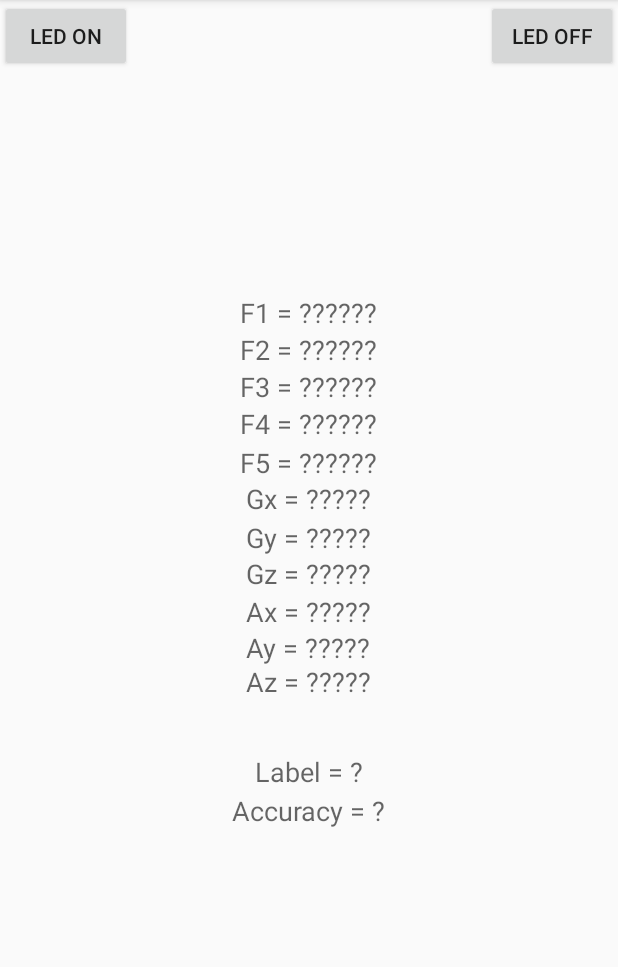
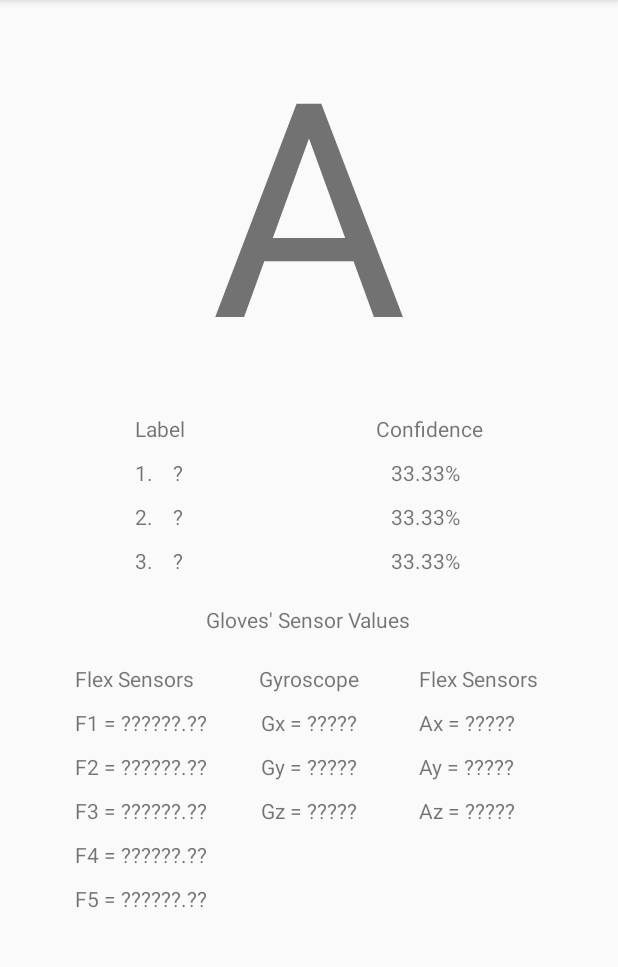
Before and after one commit to jvgcalites/FilipinoSignLanguageToTextConverterUsingKNN, an Android app: the MainActivity screen opened directly, with no data from a screen before it, on a phone screen of 412 x 824 dp, the part 84-1051 px from its top. Run offline under Robolectric (Android 15) with nearby library versions, the phone set to English and light mode, and no system bars; network calls fail; 7 statements that could not run were skipped.

Commit message:
version2.0
+ improved UI
+ shows the top 3 label and their confidence

```diff
--- a/Codes/Android Studio/wingoodharry/app/src/main/java/com/example/wingoodharry/MainActivity.java
+++ b/Codes/Android Studio/wingoodharry/app/src/main/java/com/example/wingoodharry/MainActivity.java
@@ -12,6 +12,7 @@ import java.io.IOException;
 import java.io.InputStream;
 import java.io.InputStreamReader;
 import java.io.OutputStream;
+import java.text.DecimalFormat;
 import java.util.ArrayList;
 import java.util.HashMap;
 import java.util.List;
@@ -33,9 +34,10 @@ import android.os.Bundle;
 
 public class MainActivity extends AppCompatActivity {
 
-    Button btnOn, btnOff;
     TextView txtArduino, txtString, txtStringLength, sensorView0, sensorView1, sensorView2, sensorView3,
     sensorView4, sensorView5, sensorView6, sensorView7, sensorView8, sensorView9, sensorView10, label, accuracy;
+    TextView flex1, flex2, flex3, flex4, flex5, gyroX, gyroY, gyroZ, accX, accY, accZ;
+    TextView letter, label1, label2, label3, confidence1, confidence2, confidence3;
     Handler bluetoothIn;
 
     final int handlerState = 0;                        //used to identify handler message
@@ -58,24 +60,26 @@ public class MainActivity extends AppCompatActivity {
         setContentView(R.layout.activity_main2);
 
         //Link the buttons and textViews to respective views
-        btnOn = (Button) findViewById(R.id.buttonOn);
-        btnOff = (Button) findViewById(R.id.buttonOff);
         txtString = (TextView) findViewById(R.id.txtString);
         txtStringLength = (TextView) findViewById(R.id.testView1);
-        sensorView0 = (TextView) findViewById(R.id.sensorView0);
-        sensorView1 = (TextView) findViewById(R.id.sensorView1);
-        sensorView2 = (TextView) findViewById(R.id.sensorView2);
-        sensorView3 = (TextView) findViewById(R.id.sensorView3);
-        sensorView4 = (TextView) findViewById(R.id.sensorView4);
-        sensorView5 = (TextView) findViewById(R.id.sensorView5);
-        sensorView6 = (TextView) findViewById(R.id.sensorView6);
-        sensorView7 = (TextView) findViewById(R.id.sensorView7);
-        sensorView8 = (TextView) findViewById(R.id.sensorView8);
-        sensorView9 = (TextView) findViewById(R.id.sensorView9);
-        sensorView10 = (TextView) findViewById(R.id.sensorView10);
-        label = (TextView) findViewById((R.id.label));
-        accuracy = (TextView) findViewById(R.id.accuracy);
-
+        flex1 = (TextView) findViewById(R.id.FlexSensor1);
+        flex2 = (TextView) findViewById(R.id.FlexSensor2);
+        flex3 = (TextView) findViewById(R.id.FlexSensor3);
+        flex4 = (TextView) findViewById(R.id.FlexSensor4);
+        flex5 = (TextView) findViewById(R.id.FlexSensor5);
+        gyroX = (TextView) findViewById(R.id.GyroX);
+        gyroY = (TextView) findViewById(R.id.GyroY);
+        gyroZ = (TextView) findViewById(R.id.GyroZ);
+        accX = (TextView) findViewById(R.id.AccelerometerX);
+        accY = (TextView) findViewById(R.id.AccelerometerY);
+        accZ = (TextView) findViewById(R.id.AcceleromterZ);
+        letter = (TextView) findViewById(R.id.text_letter);
+        label1 = (TextView) findViewById(R.id.text_label1);
+        label2 = (TextView) findViewById(R.id.text_label2);
+        label3 = (TextView) findViewById(R.id.text_label3);
+        confidence1 = (TextView) findViewById(R.id.text_confidence1);
+        confidence2 = (TextView) findViewById(R.id.text_confidence2);
+        confidence3 = (TextView) findViewById(R.id.text_confidence3);
 
         bluetoothIn = new Handler() {
             @SuppressLint("HandlerLeak")
@@ -105,30 +109,18 @@ public class MainActivity extends AppCompatActivity {
                             String ax = values[8];
                             String ay = values[9];
                             String az = values[10];
-                            /*
-                            String f1 = recDataString.substring(1, 7);
-                            String f2 = recDataString.substring(8, 14);
-                            String f3 = recDataString.substring(15, 21);
-                            String f4 = recDataString.substring(22, 28);
-                            String f5 = recDataString.substring(29, 35);
-                            String gx = recDataString.substring(36, 41);
-                            String gy = recDataString.substring(42, 47);
-                            String gz = recDataString.substring(48, 53);
-                            String ax = recDataString.substring(54, 59);
-                            String ay = recDataString.substring(60, 65);
-                            String az = recDataString.substring(66, 71);
-                            */
-                            sensorView0.setText(" F1 = " + f1);
-                            sensorView1.setText(" F2 = " + f2);
-                            sensorView2.setText(" F3 = " + f3);
-                            sensorView3.setText(" F4 = " + f4);
-                            sensorView4.setText(" F5 = " + f5);
-                            sensorView5.setText(" Gx = " + gx);
-                            sensorView6.setText(" Gy = " + gy);
-                            sensorView7.setText(" Gz = " + gz);
-                            sensorView8.setText(" Ax = " + ax);
-                            sensorView9.setText(" Ay = " + ay);
-                            sensorView10.setText(" Az = " + az);
+
+                            flex1.setText(" F1 = " + f1);
+                            flex2.setText(" F2 = " + f2);
+                            flex3.setText(" F3 = " + f3);
+                            flex4.setText(" F4 = " + f4);
+                            flex5.setText(" F5 = " + f5);
+                            gyroX.setText(" Gx = " + gx);
+                            gyroY.setText(" Gy = " + gy);
+                            gyroZ.setText(" Gz = " + gz);
+                            accX.setText(" Ax = " + ax);
+                            accY.setText(" Ay = " + ay);
+                            accZ.setText(" Az = " + az);
 
                             double flex1, flex2, flex3, flex4, flex5, gyrox, gyroy, gyroz, accx, accy, accz;
                             flex1 = Double.parseDouble(f1);
@@ -227,8 +219,14 @@ public class MainActivity extends AppCompatActivity {
                                     hshmap.put(str, 1); // else insert it in the map.
                             }
                             // Traverse the map for the maximum value.
-                            String max_str = "";
-                            int maxVal = 0;
+                            String[] label = new String[3];
+                            int[] value = new int[3];
+
+                            String max_str;
+                            int maxVal;
+                            for(int ctr = 0; ctr < 3 ; ctr++){
+                                max_str = "";
+                                maxVal = 0;
                                 for (Map.Entry<String,Integer> entry : hshmap.entrySet())
                                 {
                                     String key = entry.getKey();
@@ -242,9 +240,28 @@ public class MainActivity extends AppCompatActivity {
                                     else if (count == maxVal && max_str.compareTo(key) > 0)
                                         max_str = key;
                                 }
-                            double acc = (maxVal/(double)k)*100;
-                            label.setText("Label = " + max_str);
-                            accuracy.setText("Accuracy = " + acc + "%");
+                                if(maxVal == 0) {
+                                    label[ctr] = "-";
+                                    value[ctr] = 0;
+                                }
+                                else {
+                                    label[ctr] = max_str;
+                                    value[ctr] = maxVal;
+                                }
+                                hshmap.remove(max_str);
+                            }
+                            double conf1 = (value[0]/(double)k)*100;
+                            double conf2 = (value[1]/(double)k)*100;
+                            double conf3 = (value[2]/(double)k)*100;
+                            //print the text to ui
+                            letter.setText(label[0]);
+                            label1.setText("1.    " + label[0]);
+                            label2.setText("2.    " + label[1]);
+                            label3.setText("3.    " + label[2]);
+                            DecimalFormat df2 = new DecimalFormat("#.##");
+                            confidence1.setText(df2.format(conf1) + "%");
+                            confidence2.setText(df2.format(conf2) + "%");
+                            confidence3.setText(df2.format(conf3) + "%");
                         }
                         recDataString.delete(0, recDataString.length());                    //clear all string data
                         // strIncom =" ";
@@ -256,21 +273,6 @@ public class MainActivity extends AppCompatActivity {
 
         btAdapter = BluetoothAdapter.getDefaultAdapter();       // get Bluetooth adapter
         checkBTState();
-
-        // Set up onClick listeners for buttons to send 1 or 0 to turn on/off LED
-        btnOff.setOnClickListener(new OnClickListener() {
-            public void onClick(View v) {
-                mConnectedThread.write("0");    // Send "0" via Bluetooth
-                Toast.makeText(getBaseContext(), "Turn off LED", Toast.LENGTH_SHORT).show();
-            }
-        });
-
-        btnOn.setOnClickListener(new OnClickListener() {
-            public void onClick(View v) {
-                mConnectedThread.write("1");    // Send "1" via Bluetooth
-                Toast.makeText(getBaseContext(), "Turn on LED", Toast.LENGTH_SHORT).show();
-            }
-        });
     }
 
     private BluetoothSocket createBluetoothSocket(BluetoothDevice device) throws IOException {
--- a/Codes/Android Studio/wingoodharry/app/src/main/res/layout/activity_main2.xml
+++ b/Codes/Android Studio/wingoodharry/app/src/main/res/layout/activity_main2.xml
@@ -8,84 +8,232 @@
     android:paddingTop="@dimen/activity_vertical_margin" >
 
     <TextView
-        android:id="@+id/accuracy"
+        android:id="@+id/text_letter"
         android:layout_width="wrap_content"
         android:layout_height="wrap_content"
-        android:layout_below="@+id/sensorView2"
-        android:layout_marginTop="258dp"
         android:layout_centerHorizontal="true"
-        android:text="Accuracy = ?"
-        android:textAppearance="?android:attr/textAppearanceMedium" />
+        android:text="A"
+        android:textSize="200dp"
+        />
+    <!--Labels-->
+    <TextView
+        android:id="@+id/text_label"
+        android:layout_width="wrap_content"
+        android:layout_height="wrap_content"
+        android:layout_below="@+id/text_letter"
+        android:layout_marginTop="10dp"
+        android:layout_marginLeft="90dp"
+        android:text="Label" />
 
     <TextView
-        android:id="@+id/label"
+        android:id="@+id/text_label1"
         android:layout_width="wrap_content"
         android:layout_height="wrap_content"
-        android:layout_below="@+id/sensorView2"
-        android:layout_marginTop="232dp"
-        android:layout_centerHorizontal="true"
-        android:text="Label = ?"
-        android:textAppearance="?android:attr/textAppearanceMedium" />
+        android:layout_below="@+id/text_label"
+        android:layout_marginTop="10dp"
+        android:layout_marginLeft="90dp"
+        android:text="1.    ?" />
 
     <TextView
-        android:id="@+id/sensorView10"
+        android:id="@+id/text_label2"
         android:layout_width="wrap_content"
         android:layout_height="wrap_content"
-        android:layout_below="@+id/sensorView2"
-        android:layout_marginTop="172dp"
-        android:layout_centerHorizontal="true"
-        android:text="Az = ?????"
-        android:textAppearance="?android:attr/textAppearanceMedium" />
+        android:layout_below="@+id/text_label1"
+        android:layout_marginTop="10dp"
+        android:layout_marginLeft="90dp"
+        android:text="2.    ?" />
 
     <TextView
-        android:id="@+id/sensorView9"
+        android:id="@+id/text_label3"
         android:layout_width="wrap_content"
         android:layout_height="wrap_content"
-        android:layout_below="@+id/sensorView2"
-        android:layout_marginTop="149dp"
-        android:layout_centerHorizontal="true"
-        android:text="Ay = ?????"
-        android:textAppearance="?android:attr/textAppearanceMedium" />
+        android:layout_below="@+id/text_label2"
+        android:layout_marginTop="10dp"
+        android:layout_marginLeft="90dp"
+        android:text="3.    ?" />
+
+
+    <!--Confidence-->
+    <TextView
+        android:id="@+id/text_confidence"
+        android:layout_width="wrap_content"
+        android:layout_height="wrap_content"
+        android:layout_below="@+id/text_letter"
+        android:layout_marginTop="10dp"
+        android:layout_alignParentRight="true"
+        android:layout_marginRight="90dp"
+        android:text="Confidence" />
 
     <TextView
-        android:id="@+id/sensorView8"
+        android:id="@+id/text_confidence1"
         android:layout_width="wrap_content"
         android:layout_height="wrap_content"
-        android:layout_below="@+id/sensorView2"
-        android:layout_marginTop="125dp"
-        android:layout_centerHorizontal="true"
-        android:text="Ax = ?????"
-        android:textAppearance="?android:attr/textAppearanceMedium" />
+        android:layout_below="@+id/text_confidence"
+        android:layout_marginTop="10dp"
+        android:layout_alignParentRight="true"
+        android:layout_marginRight="105dp"
+        android:text="33.33%" />
 
     <TextView
-        android:id="@+id/sensorView7"
+        android:id="@+id/text_confidence2"
         android:layout_width="wrap_content"
         android:layout_height="wrap_content"
-        android:layout_below="@+id/sensorView2"
-        android:layout_marginTop="100dp"
-        android:layout_centerHorizontal="true"
-        android:text="Gz = ?????"
-        android:textAppearance="?android:attr/textAppearanceMedium" />
+        android:layout_below="@+id/text_label1"
+        android:layout_marginTop="10dp"
+        android:layout_alignParentRight="true"
+        android:layout_marginRight="105dp"
+        android:text="33.33%" />
 
     <TextView
-        android:id="@+id/sensorView6"
+        android:id="@+id/text_confidence3"
         android:layout_width="wrap_content"
         android:layout_height="wrap_content"
-        android:layout_below="@+id/sensorView2"
+        android:layout_below="@+id/text_label2"
+        android:layout_marginTop="10dp"
+        android:layout_alignParentRight="true"
+        android:layout_marginRight="105dp"
+        android:text="33.33%" />
+    <!--Gloves' Sensor Values-->
+    <TextView
+        android:id="@+id/GloveSensorValues"
+        android:layout_width="wrap_content"
+        android:layout_height="wrap_content"
+        android:layout_below="@id/text_label3"
+        android:layout_marginTop="20dp"
         android:layout_centerHorizontal="true"
-        android:layout_marginTop="76dp"
-        android:text="Gy = ?????"
-        android:textAppearance="?android:attr/textAppearanceMedium" />
+        android:text="Gloves' Sensor Values" />
+    <!--Flex Sensor-->
+    <TextView
+        android:id="@+id/FlexSensor"
+        android:layout_width="wrap_content"
+        android:layout_height="wrap_content"
+        android:layout_below="@id/GloveSensorValues"
+        android:layout_marginTop="20dp"
+        android:layout_marginLeft="50dp"
+        android:text="Flex Sensors" />
 
     <TextView
-        android:id="@+id/sensorView4"
+        android:id="@+id/FlexSensor1"
         android:layout_width="wrap_content"
         android:layout_height="wrap_content"
-        android:layout_below="@+id/sensorView2"
-        android:layout_marginTop="26dp"
+        android:layout_below="@id/FlexSensor"
+        android:layout_marginTop="10dp"
+        android:layout_marginLeft="50dp"
+        android:text="F1 = ??????.??" />
+
+    <TextView
+        android:id="@+id/FlexSensor2"
+        android:layout_width="wrap_content"
+        android:layout_height="wrap_content"
+        android:layout_below="@+id/FlexSensor1"
+        android:layout_marginTop="10dp"
+        android:layout_marginLeft="50dp"
+        android:text="F2 = ??????.??" />
+
+    <TextView
+        android:id="@+id/FlexSensor3"
+        android:layout_width="wrap_content"
+        android:layout_height="wrap_content"
+        android:layout_below="@+id/FlexSensor2"
+        android:layout_marginTop="10dp"
+        android:layout_marginLeft="50dp"
+        android:text="F3 = ??????.??" />
+
+    <TextView
+        android:id="@+id/FlexSensor4"
+        android:layout_width="wrap_content"
+        android:layout_height="wrap_content"
+        android:layout_below="@+id/FlexSensor3"
+        android:layout_marginTop="10dp"
+        android:layout_marginLeft="50dp"
+        android:text="F4 = ??????.??" />
+
+    <TextView
+        android:id="@+id/FlexSensor5"
+        android:layout_width="wrap_content"
+        android:layout_height="wrap_content"
+        android:layout_below="@+id/FlexSensor4"
+        android:layout_marginTop="10dp"
+        android:layout_marginLeft="50dp"
+        android:text="F5 = ??????.??" />
+    <!--GyroScope-->
+    <TextView
+        android:id="@+id/Gyroscope"
+        android:layout_width="wrap_content"
+        android:layout_height="wrap_content"
+        android:layout_below="@id/GloveSensorValues"
+        android:layout_marginTop="20dp"
         android:layout_centerHorizontal="true"
-        android:text="F5 = ??????"
-        android:textAppearance="?android:attr/textAppearanceMedium" />
+        android:text="Gyroscope" />
+
+    <TextView
+        android:id="@+id/GyroX"
+        android:layout_width="wrap_content"
+        android:layout_height="wrap_content"
+        android:layout_below="@+id/Gyroscope"
+        android:layout_centerHorizontal="true"
+        android:layout_marginTop="10dp"
+        android:text="Gx = ?????" />
+
+    <TextView
+        android:id="@+id/GyroY"
+        android:layout_width="wrap_content"
+        android:layout_height="wrap_content"
+        android:layout_below="@+id/GyroX"
+        android:layout_centerHorizontal="true"
+        android:layout_marginTop="10dp"
+        android:text="Gy = ?????" />
+
+    <TextView
+        android:id="@+id/GyroZ"
+        android:layout_width="wrap_content"
+        android:layout_height="wrap_content"
+        android:layout_below="@+id/GyroY"
+        android:layout_marginTop="10dp"
+        android:layout_centerHorizontal="true"
+        android:text="Gz = ?????" />
+
+<!--Accelerometer-->
+
+    <TextView
+        android:id="@+id/Accelerometer"
+        android:layout_width="wrap_content"
+        android:layout_height="wrap_content"
+        android:layout_below="@id/GloveSensorValues"
+        android:layout_toRightOf="@id/Gyroscope"
+        android:layout_marginTop="20dp"
+        android:layout_marginLeft="40dp"
+        android:layout_centerHorizontal="true"
+        android:text="Flex Sensors" />
+
+    <TextView
+        android:id="@+id/AccelerometerX"
+        android:layout_width="wrap_content"
+        android:layout_height="wrap_content"
+        android:layout_below="@+id/Accelerometer"
+        android:layout_toRightOf="@id/Gyroscope"
+        android:layout_marginTop="10dp"
+        android:layout_marginLeft="40dp"
+        android:text="Ax = ?????" />
+    <TextView
+        android:id="@id/AccelerometerY"
+        android:layout_width="wrap_content"
+        android:layout_height="wrap_content"
+        android:layout_below="@+id/AccelerometerX"
+        android:layout_toRightOf="@id/Gyroscope"
+        android:layout_marginTop="10dp"
+        android:layout_marginLeft="40dp"
+        android:text="Ay = ?????" />
+
+    <TextView
+        android:id="@+id/AcceleromterZ"
+        android:layout_width="wrap_content"
+        android:layout_height="wrap_content"
+        android:layout_below="@+id/AccelerometerY"
+        android:layout_toRightOf="@id/Gyroscope"
+        android:layout_marginTop="10dp"
+        android:layout_marginLeft="40dp"
+        android:text="Az = ?????" />
 
     <TextView
         android:id="@+id/testView1"
@@ -104,66 +252,4 @@
         android:text=""
         android:textSize="15sp" />
 
-    <Button
-        android:id="@+id/buttonOn"
-        android:layout_width="wrap_content"
-        android:layout_height="wrap_content"
-        android:layout_alignParentLeft="true"
-        android:layout_alignParentTop="true"
-        android:text="LED ON" />
-
-    <Button
-        android:id="@+id/buttonOff"
-        android:layout_width="wrap_content"
-        android:layout_height="wrap_content"
-        android:layout_alignBottom="@+id/buttonOn"
-        android:layout_alignParentRight="true"
-        android:text="LED OFF" />
-
-    <TextView
-        android:id="@+id/sensorView1"
-        android:layout_width="wrap_content"
-        android:layout_height="wrap_content"
-        android:layout_below="@+id/sensorView0"
-        android:layout_centerHorizontal="true"
-        android:text="F2 = ??????"
-        android:textAppearance="?android:attr/textAppearanceMedium" />
-
-    <TextView
-        android:id="@+id/sensorView2"
-        android:layout_width="wrap_content"
-        android:layout_height="wrap_content"
-        android:layout_below="@+id/sensorView1"
-        android:layout_centerHorizontal="true"
-        android:text="F3 = ??????"
-        android:textAppearance="?android:attr/textAppearanceMedium" />
-
-    <TextView
-        android:id="@+id/sensorView3"
-        android:layout_width="wrap_content"
-        android:layout_height="wrap_content"
-        android:layout_below="@+id/sensorView2"
-        android:layout_centerHorizontal="true"
-        android:text="F4 = ??????"
-        android:textAppearance="?android:attr/textAppearanceMedium" />
-
-    <TextView
-        android:id="@+id/sensorView0"
-        android:layout_width="wrap_content"
-        android:layout_height="wrap_content"
-        android:layout_centerHorizontal="true"
-        android:layout_marginTop="196dp"
-        android:text="F1 = ??????"
-        android:textAppearance="?android:attr/textAppearanceMedium" />
-
-    <TextView
-        android:id="@+id/sensorView5"
-        android:layout_width="wrap_content"
-        android:layout_height="wrap_content"
-        android:layout_below="@+id/sensorView2"
-        android:layout_centerHorizontal="true"
-        android:layout_marginTop="50dp"
-        android:text="Gx = ?????"
-        android:textAppearance="?android:attr/textAppearanceMedium" />
-
 </RelativeLayout>
```
Lines whose indentation alone changed are shown as unchanged.
